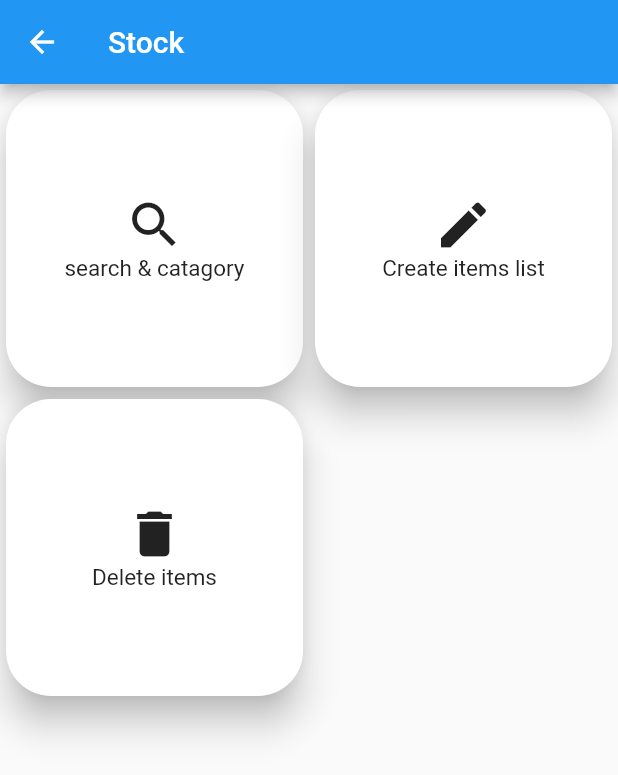
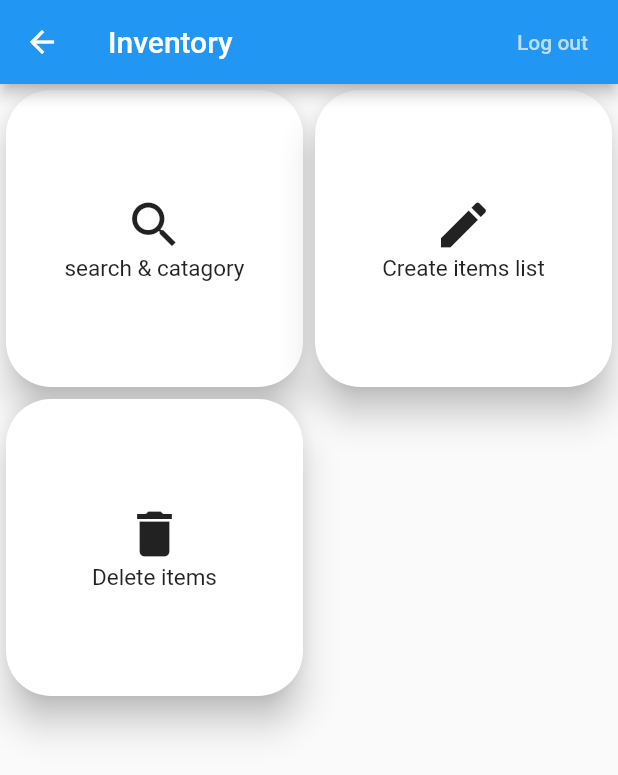
Before and after one commit to ChotongW/jiw_jiw, a Flutter app: the Stock screen opened by its route, on a phone screen of 412 x 824 dp. Shown: the top 775 px of the screen. Run offline on Flutter 3.47's test engine with Material 2 defaults, Android fonts, the phone set to English and light mode, and no system bars; our stand-ins replace firebase_auth, firebase_core, firebase_database, flutter_svg, form_field_validator; accounts and stored records are empty.

Commit message:
replace custom appbar widget

```diff
--- a/lib/inventory.dart
+++ b/lib/inventory.dart
@@ -1,6 +1,7 @@
 import 'package:flutter/material.dart';
 import 'package:flutter/src/widgets/container.dart';
 import 'package:flutter/src/widgets/framework.dart';
+import 'package:project_mobile_app/screens/appbar/appbar.dart';
 
 class Stock extends StatefulWidget {
   const Stock({super.key});
@@ -13,8 +14,8 @@ class _StockState extends State<Stock> {
   @override
   Widget build(BuildContext context) {
     return Scaffold(
-      appBar: AppBar(
-        title: Text('Stock'),
+      appBar: MyAppBar(
+        title: "Inventory",
       ),
       body: GridView.count(crossAxisCount: 2, children: [
         Card(
```
